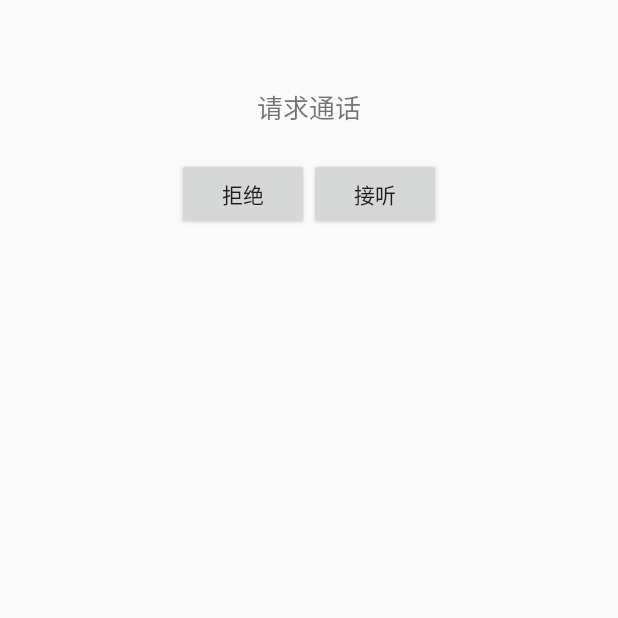
After one commit to yanzhilong/Crintercom, an Android app: the fragment IncomingFragment shown on its own in the app's theme, on a phone screen of 412 x 824 dp, the top half of it. The commit adds this screen. Run offline under Robolectric (Android 15) with nearby library versions, the phone set to English and light mode, and no system bars.

Commit message:
能接听音频通话

```diff
--- a/app/src/main/java/com/xmcrtech/intercom/avchat/AVChatUI.java
+++ b/app/src/main/java/com/xmcrtech/intercom/avchat/AVChatUI.java
@@ -55,7 +55,6 @@ public class AVChatUI implements AVChatUIListener{
         configFromPreference(PreferenceManager.getDefaultSharedPreferences(context));
         updateAVChatOptionalConfig();
 
-        avChatAudio = new AVChatAudio(root.findViewById(R.id.avchat_audio_layout), this, this);
     }
 
 
--- /dev/null
+++ b/app/src/main/java/com/xmcrtech/intercom/avchat/activity/IncomingFragment.java
@@ -0,0 +1,262 @@
+package com.xmcrtech.intercom.avchat.activity;
+
+import android.content.SharedPreferences;
+import android.os.Bundle;
+import android.preference.PreferenceManager;
+import android.support.annotation.Nullable;
+import android.support.v4.app.Fragment;
+import android.text.TextUtils;
+import android.util.Log;
+import android.view.LayoutInflater;
+import android.view.View;
+import android.view.ViewGroup;
+import android.widget.TextView;
+import android.widget.Toast;
+
+import com.netease.nimlib.sdk.avchat.AVChatCallback;
+import com.netease.nimlib.sdk.avchat.AVChatManager;
+import com.netease.nimlib.sdk.avchat.constant.AVChatAudioEffectMode;
+import com.netease.nimlib.sdk.avchat.model.AVChatOptionalConfig;
+import com.netease.nimlib.sdk.avchat.model.AVChatParameters;
+import com.xmcrtech.intercom.R;
+import com.xmcrtech.intercom.avchat.AVChatSoundPlayer;
+
+/**
+ * 有电话呼入的时的界面
+ */
+public class IncomingFragment extends Fragment implements View.OnClickListener {
+
+    private static final String TAG = IncomingFragment.class.getSimpleName();
+
+    public static final String ACCOUNT = "account";
+    public static final String ISVIDEO = "isvideo";
+
+    private AVChatOptionalConfig avChatOptionalConfig;//音视频通话配置
+
+    private TextView nickname;//备注名称
+    private TextView request;//请求类型
+
+    private String account = "";
+    private boolean isVideo = false;
+
+    public static IncomingFragment newInstance() {
+        return new IncomingFragment();
+    }
+
+
+    @Override
+    public void onCreate(@Nullable Bundle savedInstanceState) {
+        super.onCreate(savedInstanceState);
+        Bundle bundle = getArguments();
+        if (bundle != null) {
+            account = bundle.getString(ACCOUNT);
+            isVideo = bundle.getBoolean(ISVIDEO);
+        }
+        this.avChatOptionalConfig = new AVChatOptionalConfig();
+        updateAVChatOptionalConfig();
+    }
+
+    /**
+     * 1, autoCallProximity: 语音通话时使用, 距离感应自动黑屏
+     * 2, videoAutoCrop: 根据对方屏幕比例在发送前裁剪画面. 双人模式
+     * 3, videoAutoRotate: 结合自己设备角度和对方设备角度自动旋转画面
+     * 4, serverRecordAudio: 需要服务器录制语音, 同时需要 APP KEY 下面开通了服务器录制功能
+     * 5, serverRecordVideo: 需要服务器录制视频, 同时需要 APP KEY 下面开通了服务器录制功能
+     * 6, defaultFrontCamera: 默认是否使用前置摄像头
+     * 7, videoQuality: 视频质量调整, 最高建议使用480P
+     * 8, videoFpsReported: 是否开启视频绘制帧率汇报
+     * 9, deviceDefaultRotation: 99.99%情况下你不需要设置这个参数, 当设备固定在水平方向时,并且设备不会移动, 这时是无法确定设备角度的,可以设置一个默认角度
+     * 10, deviceRotationOffset: 99.99%情况下你不需要设置这个参数, 当你的设备传感器获取的角度永远偏移固定值时设置,用于修正旋转角度
+     * 11, videoMaxBitrate: 视频最大码率设置, 100K ~ 5M. 如果没有特殊需求不要去设置,会影响SDK内部的调节机制
+     * 12, audioEffectAecMode: 语音处理选择, 默认使用平台内置,当你发现平台内置不好用时可以设置到SDK内置
+     * 13, audioEffectAgcMode: 语音处理选择, 默认使用平台内置,当你发现平台内置不好用时可以设置到SDK内置
+     * 14, audioEffectNsMode: 语音处理选择, 默认使用平台内置,当你发现平台内置不好用时可以设置到SDK内置
+     * 15, videoHwEncoderMode: 视频编码类型, 默认情况下不用设置.
+     * 16, videoHwDecoderMode: 视频解码类型, 默认情况下不用设置.
+     */
+    private void updateAVChatOptionalConfig() {
+
+        SharedPreferences preferences = PreferenceManager.getDefaultSharedPreferences(getContext());
+
+        boolean videoAutoCrop;
+        boolean videoAutoRotate;
+        int videoQuality;
+        boolean serverRecordAudio;
+        boolean serverRecordVideo;
+        boolean defaultFrontCamera;
+        boolean autoCallProximity;
+        int videoHwEncoderMode;
+        int videoHwDecoderMode;
+        boolean videoFpsReported;
+        int audioEffectAecMode;
+        int audioEffectAgcMode;
+        int audioEffectNsMode;
+        int videoMaxBitrate;
+        int deviceDefaultRotation;
+        int deviceRotationOffset;
+
+        videoAutoCrop = preferences.getBoolean(getContext().getString(R.string.nrtc_setting_vie_crop_key), true);
+        videoAutoRotate = preferences.getBoolean(getContext().getString(R.string.nrtc_setting_vie_rotation_key), true);
+        videoQuality = Integer.parseInt(preferences.getString(getContext().getString(R.string.nrtc_setting_vie_quality_key), 0 + ""));
+        serverRecordAudio = preferences.getBoolean(getContext().getString(R.string.nrtc_setting_other_server_record_audio_key), false);
+        serverRecordVideo = preferences.getBoolean(getContext().getString(R.string.nrtc_setting_other_server_record_video_key), false);
+        defaultFrontCamera = preferences.getBoolean(getContext().getString(R.string.nrtc_setting_vie_default_front_camera_key), true);
+        autoCallProximity = preferences.getBoolean(getContext().getString(R.string.nrtc_setting_voe_call_proximity_key), true);
+        videoHwEncoderMode = Integer.parseInt(preferences.getString(getContext().getString(R.string.nrtc_setting_vie_hw_encoder_key), 0 + ""));
+        videoHwDecoderMode = Integer.parseInt(preferences.getString(getContext().getString(R.string.nrtc_setting_vie_hw_decoder_key), 0 + ""));
+        videoFpsReported = preferences.getBoolean(getContext().getString(R.string.nrtc_setting_vie_fps_reported_key), true);
+        audioEffectAecMode = Integer.parseInt(preferences.getString(getContext().getString(R.string.nrtc_setting_voe_audio_aec_key), 2 + ""));
+        audioEffectAgcMode = Integer.parseInt(preferences.getString(getContext().getString(R.string.nrtc_setting_voe_audio_agc_key), 2 + ""));
+        audioEffectNsMode = Integer.parseInt(preferences.getString(getContext().getString(R.string.nrtc_setting_voe_audio_ns_key), 2 + ""));
+        String value1 = preferences.getString(getContext().getString(R.string.nrtc_setting_vie_max_bitrate_key), 0 + "");
+        videoMaxBitrate = Integer.parseInt(TextUtils.isDigitsOnly(value1) && !TextUtils.isEmpty(value1) ? value1 : 0 + "");
+        String value2 = preferences.getString(getContext().getString(R.string.nrtc_setting_other_device_default_rotation_key), 0 + "");
+        deviceDefaultRotation = Integer.parseInt(TextUtils.isDigitsOnly(value2) && !TextUtils.isEmpty(value2) ? value2 : 0 + "");
+        String value3 = preferences.getString(getContext().getString(R.string.nrtc_setting_other_device_rotation_fixed_offset_key), 0 + "");
+        deviceRotationOffset = Integer.parseInt(TextUtils.isDigitsOnly(value3) && !TextUtils.isEmpty(value3) ? value3 : 0 + "");
+
+
+        avChatOptionalConfig.enableCallProximity(autoCallProximity)
+                .enableVideoCrop(videoAutoCrop)
+                .enableVideoRotate(videoAutoRotate)
+                .enableServerRecordAudio(serverRecordAudio)
+                .enableServerRecordVideo(serverRecordVideo)
+                .setDefaultFrontCamera(defaultFrontCamera)
+                .setVideoQuality(videoQuality)
+                .enableVideoFpsReported(videoFpsReported)
+                .setDefaultDeviceRotation(deviceDefaultRotation)
+                .setDeviceRotationFixedOffset(deviceRotationOffset);
+        if (videoMaxBitrate > 0) {
+            avChatOptionalConfig.setVideoMaxBitrate(videoMaxBitrate * 1024);
+        }
+        switch (audioEffectAecMode) {
+            case 0:
+                avChatOptionalConfig.setAudioEffectAECMode(AVChatAudioEffectMode.DISABLE);
+                break;
+            case 1:
+                avChatOptionalConfig.setAudioEffectAECMode(AVChatAudioEffectMode.SDK_BUILTIN);
+                break;
+            case 2:
+                avChatOptionalConfig.setAudioEffectAECMode(AVChatAudioEffectMode.PLATFORM_BUILTIN);
+                break;
+        }
+        switch (audioEffectAgcMode) {
+            case 0:
+                avChatOptionalConfig.setAudioEffectAGCMode(AVChatAudioEffectMode.DISABLE);
+                break;
+            case 1:
+                avChatOptionalConfig.setAudioEffectAGCMode(AVChatAudioEffectMode.SDK_BUILTIN);
+                break;
+            case 2:
+                avChatOptionalConfig.setAudioEffectAGCMode(AVChatAudioEffectMode.PLATFORM_BUILTIN);
+                break;
+        }
+        switch (audioEffectNsMode) {
+            case 0:
+                avChatOptionalConfig.setAudioEffectNSMode(AVChatAudioEffectMode.DISABLE);
+                break;
+            case 1:
+                avChatOptionalConfig.setAudioEffectNSMode(AVChatAudioEffectMode.SDK_BUILTIN);
+                break;
+            case 2:
+                avChatOptionalConfig.setAudioEffectNSMode(AVChatAudioEffectMode.PLATFORM_BUILTIN);
+                break;
+        }
+        switch (videoHwEncoderMode) {
+            case 0:
+                avChatOptionalConfig.setVideoEncoderMode(AVChatParameters.MEDIA_CODEC_AUTO);
+                break;
+            case 1:
+                avChatOptionalConfig.setVideoEncoderMode(AVChatParameters.MEDIA_CODEC_SOFTWARE);
+                break;
+            case 2:
+                avChatOptionalConfig.setVideoEncoderMode(AVChatParameters.MEDIA_CODEC_HARDWARE);
+                break;
+        }
+        switch (videoHwDecoderMode) {
+            case 0:
+                avChatOptionalConfig.setVideoDecoderMode(AVChatParameters.MEDIA_CODEC_AUTO);
+                break;
+            case 1:
+                avChatOptionalConfig.setVideoDecoderMode(AVChatParameters.MEDIA_CODEC_SOFTWARE);
+                break;
+            case 2:
+                avChatOptionalConfig.setVideoDecoderMode(AVChatParameters.MEDIA_CODEC_HARDWARE);
+                break;
+        }
+
+        //观众角色,多人模式下使用. IM Demo没有多人通话, 全部设置为true.
+        avChatOptionalConfig.enableAudienceRole(true);
+    }
+
+    @Nullable
+    @Override
+    public View onCreateView(LayoutInflater inflater, @Nullable ViewGroup container, @Nullable Bundle savedInstanceState) {
+        super.onCreateView(inflater, container, savedInstanceState);
+        View root = inflater.inflate(R.layout.incoming_frag, container, false);
+
+        nickname = (TextView) root.findViewById(R.id.nickname);
+        request = (TextView) root.findViewById(R.id.request);
+        root.findViewById(R.id.refuse).setOnClickListener(this);
+        root.findViewById(R.id.receive).setOnClickListener(this);
+
+        if (isVideo) {
+            request.setText("请求视频聊天");
+        } else {
+            request.setText("请求通话");
+        }
+
+        nickname.setText(account);
+        //如果有设置菜单，需要加这个
+        setHasOptionsMenu(true);
+
+        return root;
+    }
+
+    @Override
+    public void onResume() {
+        super.onResume();
+    }
+
+    @Override
+    public void onPause() {
+        super.onPause();
+    }
+
+
+    @Override
+    public void onClick(View v) {
+        switch (v.getId()) {
+            case R.id.refuse://拒绝
+
+                break;
+            case R.id.receive://接听
+                AVChatManager.getInstance().accept(avChatOptionalConfig, new AVChatCallback<Void>() {
+                    @Override
+                    public void onSuccess(Void v) {
+                        Log.d(TAG, "接听来电成功");
+                    }
+
+                    @Override
+                    public void onFailed(int code) {
+                        if (code == -1) {
+                            Toast.makeText(getContext(), "本地音视频启动失败", Toast.LENGTH_SHORT).show();
+                        } else {
+                            Toast.makeText(getContext(), "建立连接失败", Toast.LENGTH_SHORT).show();
+                        }
+                        Log.d(TAG, "接听音頻电话失败");
+                    }
+
+                    @Override
+                    public void onException(Throwable exception) {
+                        Log.d(TAG, "接听音頻电话异常:" + exception);
+                    }
+                });
+
+                AVChatSoundPlayer.instance(getContext()).stop();
+                break;
+            default:
+                break;
+        }
+    }
+}
--- /dev/null
+++ b/app/src/main/res/layout/incoming_frag.xml
@@ -0,0 +1,53 @@
+<?xml version="1.0" encoding="utf-8"?>
+<LinearLayout xmlns:android="http://schemas.android.com/apk/res/android"
+    android:layout_width="match_parent"
+    android:layout_height="match_parent"
+    android:orientation="vertical">
+
+    <TextView
+        android:layout_gravity="center_horizontal"
+        android:id="@+id/nickname"
+        android:layout_width="wrap_content"
+        android:layout_height="wrap_content"
+        android:layout_marginTop="15dp"
+        android:layout_marginBottom="15dp"
+        android:textSize="20sp"
+        android:gravity="center"
+        android:singleLine="true"
+        android:ellipsize="end" />
+
+    <TextView
+        android:layout_marginBottom="5dp"
+        android:layout_gravity="center_horizontal"
+        android:id="@+id/request"
+        android:layout_width="wrap_content"
+        android:layout_height="wrap_content"
+        android:textSize="17sp"
+        android:text="@string/avchat_video_call_request"
+        android:gravity="center"
+        android:ellipsize="end"
+        android:paddingLeft="35dp"
+        android:paddingRight="35dp" />
+
+    <LinearLayout
+        android:layout_width="wrap_content"
+        android:layout_height="wrap_content"
+        android:layout_gravity="center"
+        android:layout_marginTop="15dp"
+        android:orientation="horizontal">
+
+        <Button
+            android:id="@+id/refuse"
+            android:layout_width="wrap_content"
+            android:layout_height="wrap_content"
+            android:text="拒绝"/>
+
+        <Button
+            android:id="@+id/receive"
+            android:layout_width="wrap_content"
+            android:layout_height="wrap_content"
+            android:text="接听"/>
+
+    </LinearLayout>
+
+</LinearLayout>
```
Also changed, not shown: app/src/main/java/com/xmcrtech/intercom/avchat/activity/AVChatActivity.java (+42 -30 lines), app/src/main/res/layout/avchat_act.xml (+4 -7 lines).
